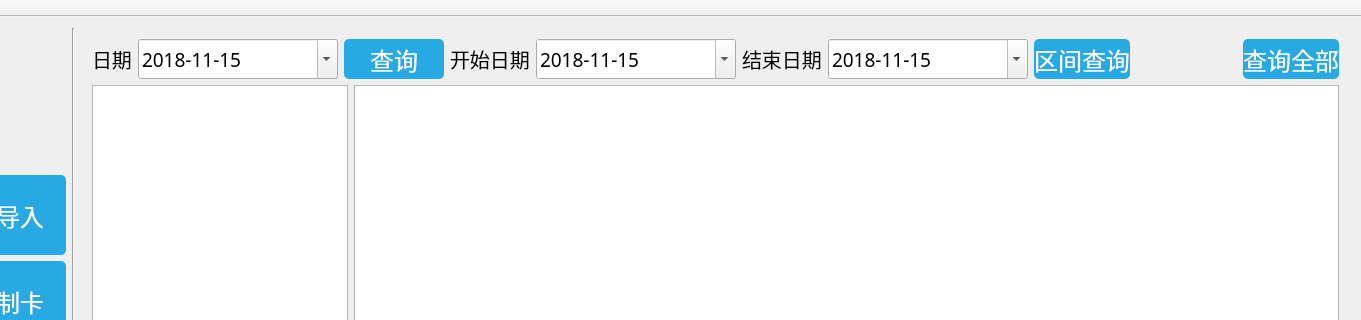
Qt form MainWindow.ui (hero1356/xiedao_frontgui) before a commit; both pictures show x 105 to 1466 and y 0 to 320 of the 1466 by 778 pixel window.
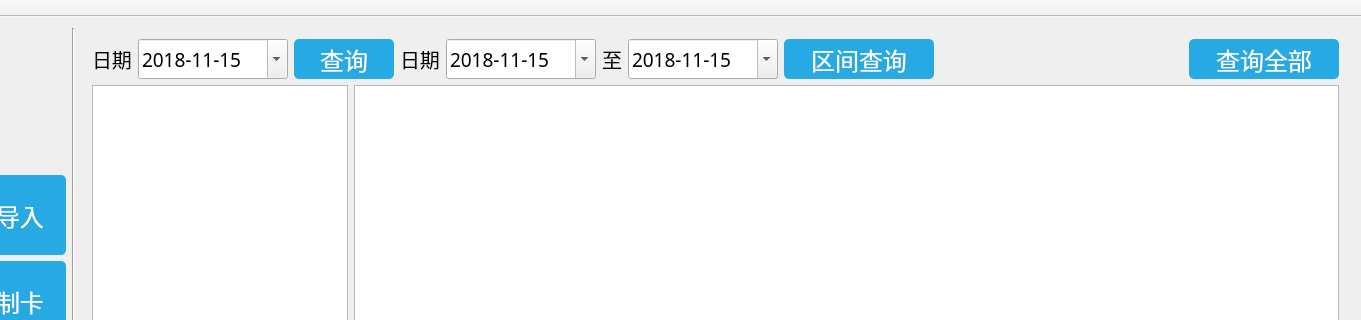
The same form after that commit. The open tabs and pages were chosen to show the change. Icons and pictures are not drawn.

Commit message: Mod the score date

```diff
--- a/MainWindow.ui
+++ b/MainWindow.ui
@@ -284,7 +284,7 @@
            <widget class="QDateEdit" name="m_orderPlayTimeEdit">
             <property name="minimumSize">
              <size>
-              <width>200</width>
+              <width>150</width>
               <height>40</height>
              </size>
             </property>
@@ -331,7 +331,7 @@
           <item>
            <widget class="QLabel" name="label_7">
             <property name="text">
-             <string>开始日期</string>
+             <string>日期</string>
             </property>
            </widget>
           </item>
@@ -339,7 +339,7 @@
            <widget class="QDateEdit" name="m_orderBeginTimeEdit">
             <property name="minimumSize">
              <size>
-              <width>200</width>
+              <width>150</width>
               <height>40</height>
              </size>
             </property>
@@ -367,7 +367,7 @@
           <item>
            <widget class="QLabel" name="label_8">
             <property name="text">
-             <string>结束日期</string>
+             <string>至</string>
             </property>
            </widget>
           </item>
@@ -375,7 +375,7 @@
            <widget class="QDateEdit" name="m_orderEndTimeEdit">
             <property name="minimumSize">
              <size>
-              <width>200</width>
+              <width>150</width>
               <height>40</height>
              </size>
             </property>
@@ -407,7 +407,7 @@
            <widget class="QPushButton" name="m_unsettledOrderQuerySectionBtn">
             <property name="minimumSize">
              <size>
-              <width>0</width>
+              <width>150</width>
               <height>40</height>
              </size>
             </property>
@@ -433,7 +433,7 @@
            <widget class="QPushButton" name="m_unsettledOrderQueryAllBtn">
             <property name="minimumSize">
              <size>
-              <width>0</width>
+              <width>150</width>
               <height>40</height>
              </size>
             </property>
```
Left out of the diff: 16 changed lines with no effect on the pictures. The commit also changes 2 other files.
